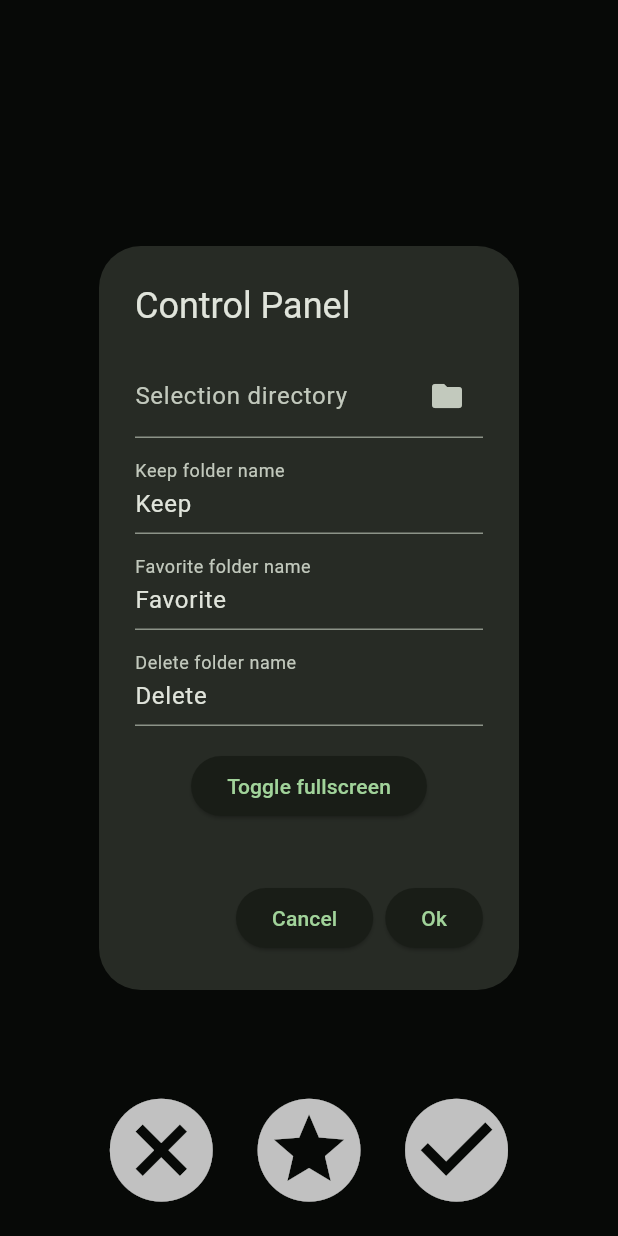
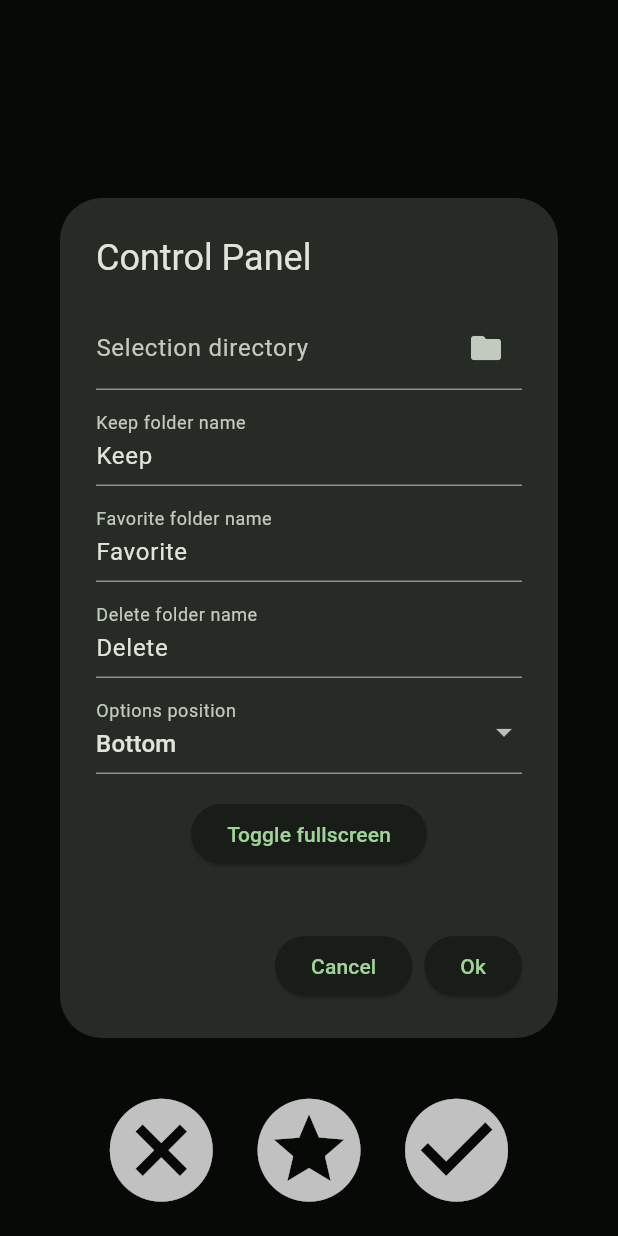
Before and after one commit to fabio-osti/image_selector, a Flutter app: what showControlPanel() shows on an empty page, opened directly, on a phone screen of 412 x 824 dp. Run offline on Flutter 3.47's test engine with Material 2 defaults, Android fonts, the phone set to English and light mode, and no system bars; our stand-ins replace file_picker, permission_handler, photo_view.

Commit message:
Added "Options position" settings

```diff
--- a/lib/controllers/selector_controller.dart
+++ b/lib/controllers/selector_controller.dart
@@ -48,6 +48,9 @@ class SelectorController {
   static final MutableListenable<int> _subjectImageFileIndex =
       MutableListenable<int>(0);
 
+  static MutableListenable<SelectorPosition> selectorPosition =
+      MutableListenable<SelectorPosition>(SelectorPosition.bottom);
+
   static File? get subjectImageFile =>
       imageFileQueue.value[_subjectImageFileIndex.value];
 
@@ -80,6 +83,14 @@ class SelectorController {
   static Unlisten listenQueueChanged(Function() listener) {
     return imageFileQueue.listen(listener);
   }
+
+  static Unlisten listenPositionChanged(Function() listener) {
+    return selectorPosition.listen(listener);
+  }
 }
 
 const imageExtensions = [".jpg", ".jpeg", ".png"];
+
+enum SelectorPosition {
+  bottom, right, none
+}
--- a/lib/views/control_panel_view.dart
+++ b/lib/views/control_panel_view.dart
@@ -18,10 +18,13 @@ showControlPanel(BuildContext context) {
   showDialog(
     context: context,
     builder: (buildContext) {
-      const sizedBox = SizedBox(height: 8,);
+      const sizedBox = SizedBox(
+        height: 8,
+      );
       return AlertDialog(
         title: const Text("Control Panel"),
         content: SingleChildScrollView(
+          child: SizedBox(width: 400,
             child: Column(
               mainAxisSize: MainAxisSize.min,
               children: [
@@ -60,6 +63,34 @@ showControlPanel(BuildContext context) {
                   controller: deleteFolderTxtCtrl,
                 ),
                 sizedBox,
+                const PositionDropdown(),
+                // DropdownMenu(
+                //   inputDecorationTheme: const InputDecorationTheme(),
+                //   textStyle: const TextStyle(),
+                //   menuStyle: const MenuStyle(),
+                //   width: 400,
+                //   dropdownMenuEntries: const [
+                //     DropdownMenuEntry(
+                //       value: SelectorPosition.bottom,
+                //       label:"Bottom",
+                //     ),
+                //     DropdownMenuEntry(
+                //       value: SelectorPosition.right,
+                //       label:"Right",
+                //     ),
+                //     DropdownMenuEntry(
+                //       value: SelectorPosition.none,
+                //       label:"None",
+                //     )
+                //   ],
+                //   label: const Text("Options postion"),
+                //   initialSelection: SelectorController.selectorPosition.value,
+                //   onSelected: (SelectorPosition? pos) {
+                //     SelectorController.selectorPosition.value =
+                //         pos ?? SelectorPosition.bottom;
+                //   },
+                // ),
+                sizedBox,
                 (Platform.isAndroid || Platform.isIOS)
                     ? Column(
                         children: [
@@ -80,6 +111,7 @@ showControlPanel(BuildContext context) {
               ],
             ),
           ),
+        ),
         actions: [
           ElevatedButton(
             onPressed: () {
@@ -90,7 +122,8 @@ showControlPanel(BuildContext context) {
           ElevatedButton(
             onPressed: () {
               SelectorController.keepDestination = keepFolderTxtCtrl.text;
-            SelectorController.favoriteDestination = favoriteFolderTxtCtrl.text;
+              SelectorController.favoriteDestination =
+                  favoriteFolderTxtCtrl.text;
               SelectorController.deleteDestination = deleteFolderTxtCtrl.text;
               SelectorController.setDirectory(selectionDirectoryTxtCtrl.text);
               Navigator.of(context).pop();
@@ -103,6 +136,48 @@ showControlPanel(BuildContext context) {
   );
 }
 
+class PositionDropdown extends StatefulWidget {
+  const PositionDropdown({
+    super.key,
+  });
+
+  @override
+  State<PositionDropdown> createState() => _PositionDropdownState();
+}
+
+class _PositionDropdownState extends State<PositionDropdown> {
+  SelectorPosition _value = SelectorController.selectorPosition.value;
+  @override
+  Widget build(BuildContext context) {
+    return DropdownButtonFormField(
+      decoration: const InputDecoration(label: Text("Options position")),
+      isExpanded: true,
+      items: const [
+        DropdownMenuItem(
+          value: SelectorPosition.bottom,
+          child: Text("Bottom"),
+        ),
+        DropdownMenuItem(
+          value: SelectorPosition.right,
+          child: Text("Right"),
+        ),
+        DropdownMenuItem(
+          value: SelectorPosition.none,
+          child: Text("None"),
+        )
+      ],
+      value: _value,
+      onChanged: (SelectorPosition? pos) {
+        SelectorController.selectorPosition.value =
+            pos ?? SelectorPosition.bottom;
+        setState(() {
+          _value = SelectorController.selectorPosition.value;
+        });
+      },
+    );
+  }
+}
+
 void _chooseFolder(TextEditingController controller) async {
   if (await Permission.storage.request().isGranted) {
     String? selectedDirectory = await FilePicker.platform.getDirectoryPath();
--- a/lib/views/selector_view.dart
+++ b/lib/views/selector_view.dart
@@ -16,8 +16,10 @@ class SelectorView extends StatefulWidget {
 
 class _SelectorViewState extends State<SelectorView> {
   late final Unlisten _unlistenSubjectChanged;
+  late final Unlisten _unlistenPositionChanged;
   late final PhotoViewController _photoController = PhotoViewController();
-  late final OverlayEntry _overlayEntry = OverlayEntry(builder: _optionsBuilder);
+  late final OverlayEntry _overlayEntry =
+      OverlayEntry(builder: _optionsBuilder);
 
   @override
   void initState() {
@@ -26,12 +28,18 @@ class _SelectorViewState extends State<SelectorView> {
         curImage = SelectorController.subjectImageFile;
       });
     });
+    _unlistenPositionChanged = SelectorController.listenPositionChanged(() {
+      setState(() {
+        curPosition = SelectorController.selectorPosition.value;
+      });
+    });
     super.initState();
   }
 
   @override
   void dispose() {
     _unlistenSubjectChanged();
+    _unlistenPositionChanged();
     _photoController.dispose();
     super.dispose();
   }
@@ -42,7 +50,7 @@ class _SelectorViewState extends State<SelectorView> {
       if (_overlayEntry.mounted) {
         _overlayEntry.remove();
       }
-      Overlay.of(context)!.insert(_overlayEntry);
+      Overlay.of(context).insert(_overlayEntry);
     });
     return curImage == null
         ? Center(
@@ -58,6 +66,7 @@ class _SelectorViewState extends State<SelectorView> {
   }
 
   File? curImage;
+  SelectorPosition curPosition = SelectorController.selectorPosition.value;
 
   Widget get _viewer {
     return GestureDetector(
@@ -73,7 +82,7 @@ class _SelectorViewState extends State<SelectorView> {
         child: SizedBox(
           width: MediaQuery.of(context).size.width,
           height: MediaQuery.of(context).size.height -
-                    optionsSize -
+              _optionsSize -
               kToolbarHeight -
               16,
           child: PhotoView(
@@ -86,12 +95,14 @@ class _SelectorViewState extends State<SelectorView> {
     );
   }
 
-  get optionsSize => min(
+  double get _optionsSize => min(
         max(MediaQuery.of(context).size.height / 8, 72.0),
         MediaQuery.of(context).size.width / 5,
       );
 
   Widget _optionsBuilder(context) {
+    switch (curPosition) {
+      case SelectorPosition.bottom:
         return Positioned(
           bottom: 0,
           width: MediaQuery.of(context).size.width,
@@ -103,33 +114,57 @@ class _SelectorViewState extends State<SelectorView> {
                 crossAxisAlignment: CrossAxisAlignment.end,
                 verticalDirection: VerticalDirection.down,
                 mainAxisSize: MainAxisSize.max,
-            children: [
+                children: buttons,
+              ),
+            ),
+          ),
+        );
+      case SelectorPosition.right:
+        return Positioned(
+          right: 0,
+          height: MediaQuery.of(context).size.height,
+          child: Center(
+            child: Padding(
+              padding: const EdgeInsets.all(8.0),
+              child: Column(
+                mainAxisAlignment: MainAxisAlignment.center,
+                crossAxisAlignment: CrossAxisAlignment.end,
+                verticalDirection: VerticalDirection.down,
+                mainAxisSize: MainAxisSize.max,
+                children: buttons,
+              ),
+            ),
+          ),
+        );
+      case SelectorPosition.none:
+        return Container();
+    }
+  }
+
+  List<Widget> get buttons {
+    return [
       IconButton(
         icon: const Icon(Icons.cancel_sharp),
-                iconSize: optionsSize,
+        iconSize: _optionsSize,
         onPressed: actionSelectDelete,
         color: Theme.of(context).iconTheme.color?.withOpacity(0.75),
-                // color: const Color.fromARGB(198, 138, x0, 0),
+        // color: const Color.fromARGB(198, 138, 0, 0),
       ),
       IconButton(
         icon: const Icon(Icons.stars_sharp),
-                iconSize: optionsSize,
+        iconSize: _optionsSize,
         onPressed: actionSelectFavorite,
         color: Theme.of(context).iconTheme.color?.withOpacity(0.75),
         // color: const Color.fromARGB(198, 238, 188, 29),
       ),
       IconButton(
         icon: const Icon(Icons.check_circle_sharp),
-                iconSize: optionsSize,
+        iconSize: _optionsSize,
         onPressed: actionSelectKeep,
         color: Theme.of(context).iconTheme.color?.withOpacity(0.75),
         // color: const Color.fromARGB(198, 0, 138, 0),
       ),
-            ],
-          ),
-        ),
-      ),
-    );
+    ];
   }
 
   void actionSelectKeep() {
```
Lines whose indentation alone changed are shown as unchanged.
